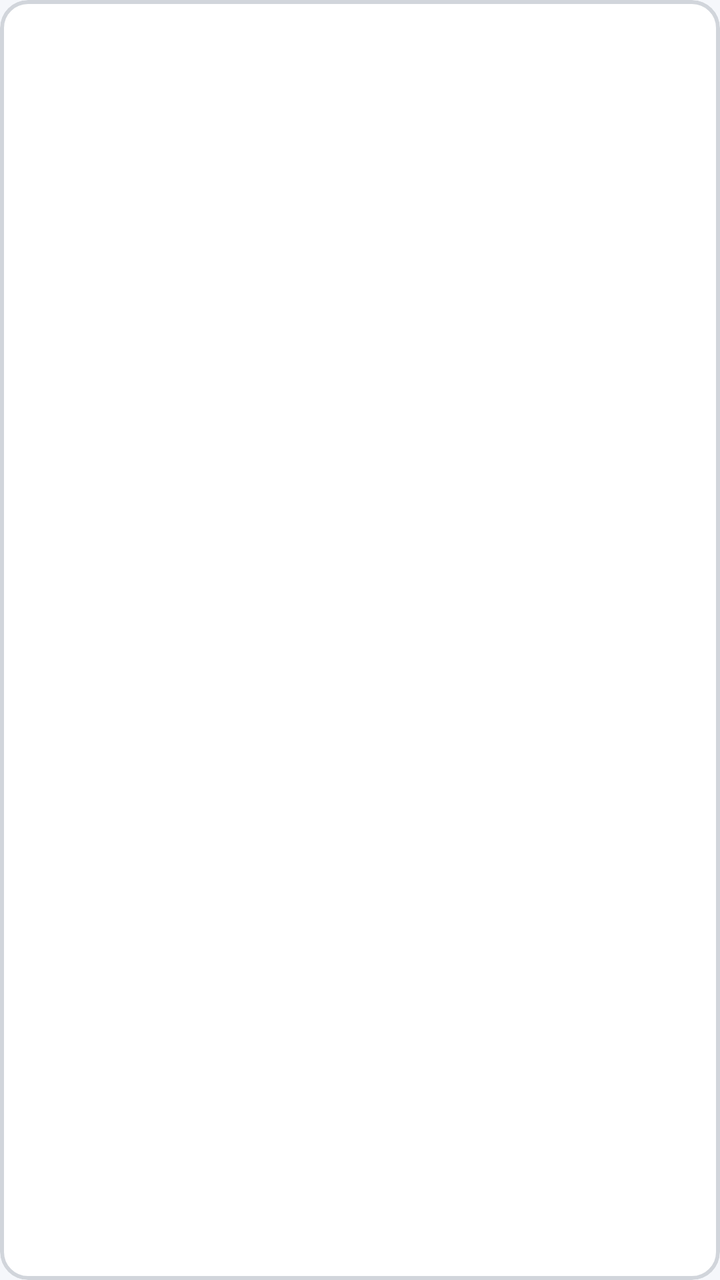
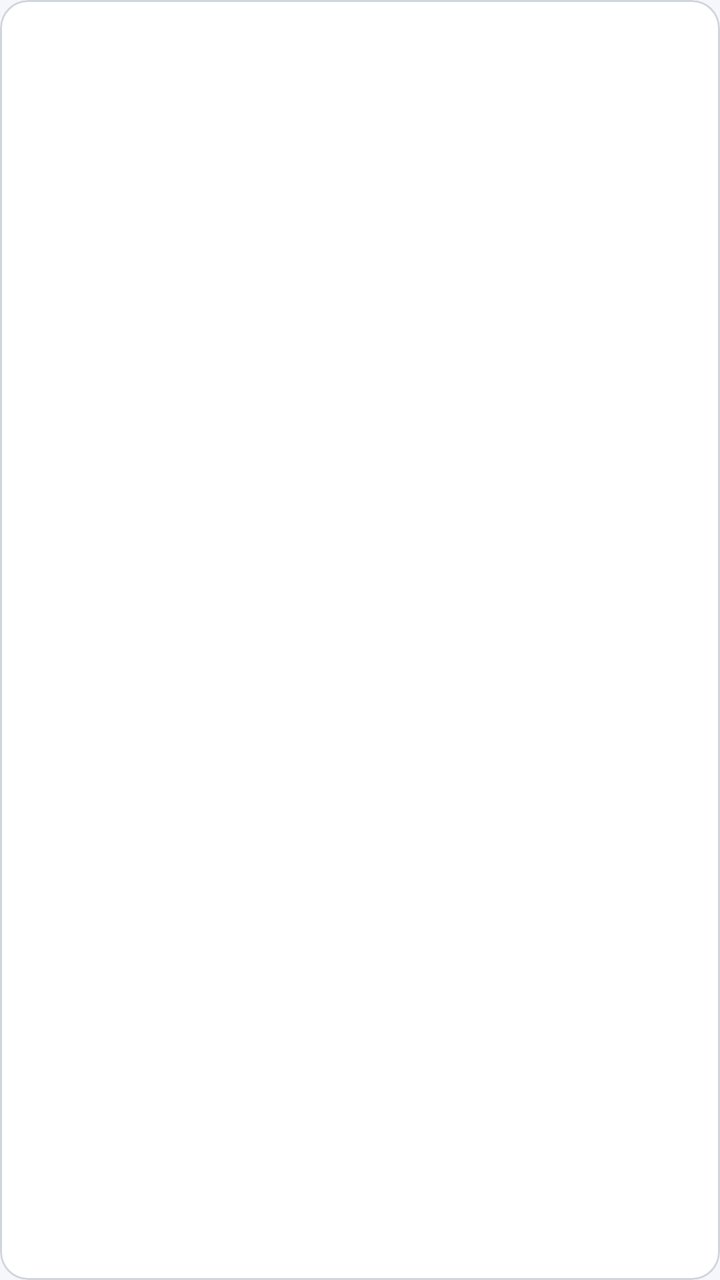

Screens rendered from an Android XML layout before and after an edit, with the pre-edit source and the edit as a unified diff.
<!-- AndroidManifest.xml: application theme Theme.MyApplication -->
<!-- res/layout/item_style_thumbnail.xml -->
<?xml version="1.0" encoding="utf-8"?>
<com.google.android.material.card.MaterialCardView xmlns:android="http://schemas.android.com/apk/res/android"
    xmlns:app="http://schemas.android.com/apk/res-auto"
    android:id="@+id/thumbCard"
    android:layout_width="match_parent"
    android:layout_height="wrap_content"
    android:layout_margin="4dp"
    android:clickable="true"
    android:focusable="true"
    android:foreground="?attr/selectableItemBackground"
    app:cardCornerRadius="14dp"
    app:cardElevation="0dp"
    app:strokeColor="@color/border"
    app:strokeWidth="2dp">

    <FrameLayout
        android:layout_width="match_parent"
        android:layout_height="wrap_content"
        android:padding="4dp">

        <ImageView
            android:id="@+id/thumbImage"
            android:layout_width="match_parent"
            android:layout_height="70dp"
            android:adjustViewBounds="true"
            android:scaleType="centerInside" />

        <View
            android:id="@+id/selectedOverlay"
            android:layout_width="match_parent"
            android:layout_height="match_parent"
            android:background="#1A0A9396"
            android:visibility="gone" />

    </FrameLayout>

</com.google.android.material.card.MaterialCardView>
<!-- resources referenced by this layout -->
<resources>
  <color name="border">#D1D5DB</color>
  <style name="Theme.MyApplication" parent="Theme.MaterialComponents.Light.NoActionBar">
          <item name="colorPrimary">@color/primary</item>
          <item name="colorPrimaryVariant">@color/primary_variant</item>
          <item name="colorOnPrimary">@color/on_primary</item>
          <item name="android:windowBackground">@color/background</item>
          <item name="android:statusBarColor">@color/background</item>
          <item name="android:windowLightStatusBar">true</item>
      </style>
  <color name="primary">#0A9396</color>
  <color name="primary_variant">#005F73</color>
  <color name="on_primary">#FFFFFF</color>
  <color name="background">#F5F7FB</color>
</resources>

<!-- the commit's change to res/layout/item_style_thumbnail.xml (unified diff, before → after) -->
@@ -1,29 +1,33 @@
 <?xml version="1.0" encoding="utf-8"?>
 <com.google.android.material.card.MaterialCardView xmlns:android="http://schemas.android.com/apk/res/android"
     xmlns:app="http://schemas.android.com/apk/res-auto"
+    xmlns:tools="http://schemas.android.com/tools"
     android:id="@+id/thumbCard"
     android:layout_width="match_parent"
-    android:layout_height="wrap_content"
+    android:layout_height="72dp"
     android:layout_margin="4dp"
     android:clickable="true"
     android:focusable="true"
     android:foreground="?attr/selectableItemBackground"
+    app:cardBackgroundColor="@color/surface"
     app:cardCornerRadius="14dp"
     app:cardElevation="0dp"
     app:strokeColor="@color/border"
-    app:strokeWidth="2dp">
+    app:strokeWidth="1dp">
 
     <FrameLayout
         android:layout_width="match_parent"
-        android:layout_height="wrap_content"
-        android:padding="4dp">
+        android:layout_height="match_parent"
+        android:gravity="center">
 
         <ImageView
             android:id="@+id/thumbImage"
-            android:layout_width="match_parent"
-            android:layout_height="70dp"
+            android:layout_width="52dp"
+            android:layout_height="52dp"
+            android:layout_gravity="center"
             android:adjustViewBounds="true"
-            android:scaleType="centerInside" />
+            android:scaleType="fitCenter"
+            tools:ignore="ContentDescription" />
 
         <View
             android:id="@+id/selectedOverlay"
<!-- resource entries referenced after the edit -->
@@ -1,6 +1,7 @@
 <!-- resources referenced by this layout -->
 <resources>
   <color name="border">#D1D5DB</color>
+  <color name="surface">#FFFFFF</color>
   <style name="Theme.MyApplication" parent="Theme.MaterialComponents.Light.NoActionBar">
           <item name="colorPrimary">@color/primary</item>
           <item name="colorPrimaryVariant">@color/primary_variant</item>
